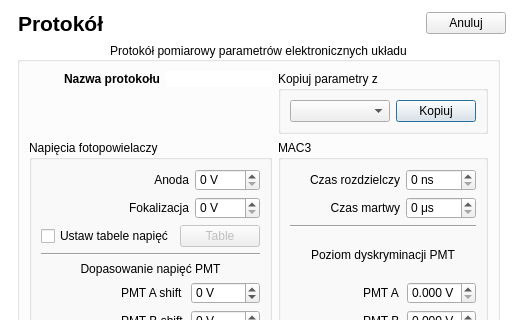
ziemastz/SL, file TripleReg/dialogprotocol.ui: the form before one commit; both pictures show x 0 to 517 and y 0 to 320 of the 517 by 540 pixel window.
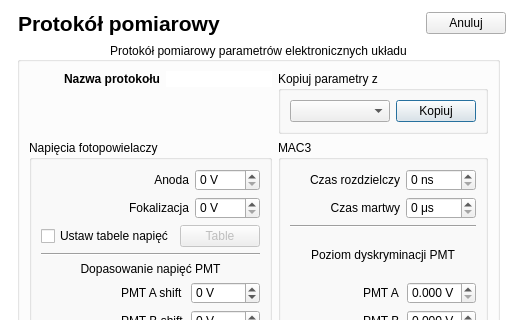
The form after the commit. Icons and pictures are not drawn.

What changed in the file:
```diff
--- a/TripleReg/dialogprotocol.ui
+++ b/TripleReg/dialogprotocol.ui
@@ -61,7 +61,7 @@
         </font>
        </property>
        <property name="text">
-        <string>Protokół</string>
+        <string>Protokół pomiarowy</string>
        </property>
        <property name="alignment">
         <set>Qt::AlignBottom|Qt::AlignLeading|Qt::AlignLeft</set>
```
Left out of the diff: 2 changed lines with no effect on the pictures.
